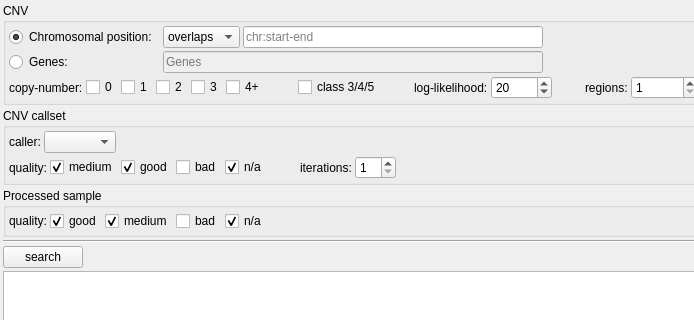
imgag/ngs-bits, file src/GSvar/CnvSearchWidget.ui: the form before one commit; both pictures show x 0 to 694 and y 0 to 320 of the 1200 by 1000 pixel window.
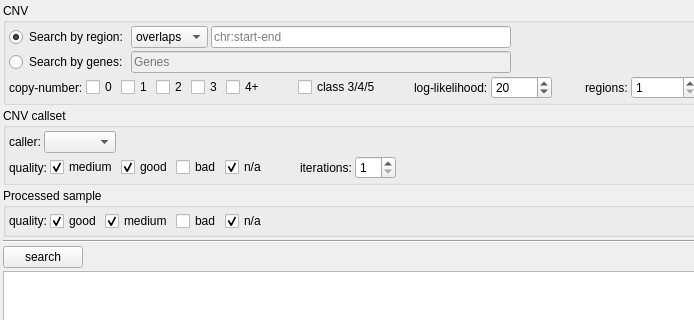
The form after the commit. Custom widgets are drawn as their Qt base class.

Commit message: GSvar: - germline report config can now be finalized - fix bug in preferred transcripts dialog (<pre> tags) - refactoring of small variant search (#81)

```diff
--- a/src/GSvar/CnvSearchWidget.ui
+++ b/src/GSvar/CnvSearchWidget.ui
@@ -67,14 +67,14 @@
         <item row="1" column="0">
          <widget class="QRadioButton" name="rb_genes">
           <property name="text">
-           <string>Genes:</string>
+           <string>Search by genes:</string>
           </property>
          </widget>
         </item>
         <item row="0" column="0">
          <widget class="QRadioButton" name="rb_chr_pos">
           <property name="text">
-           <string>Chromosomal position: </string>
+           <string>Search by region:</string>
           </property>
           <property name="checked">
            <bool>true</bool>
```
Left out of the diff: 6 changed lines with no effect on the pictures. The commit also changes 38 other files.
